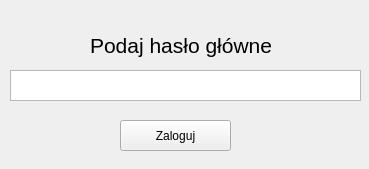
This is login.ui in oldgang/Password_Manager_PyQt5 as Qt 5 draws it before an edit. The edited form follows.
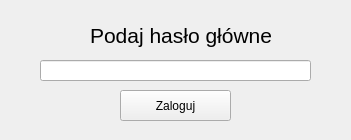
This is the edited form.

Commit message: Login widget changes Changed QtextEdit to QlineEdit. Added autofocus on QlineEdit after showing the login widget.

The edit to the form file:
```diff
--- a/login.ui
+++ b/login.ui
@@ -6,8 +6,8 @@
    <rect>
     <x>0</x>
     <y>0</y>
-    <width>369</width>
-    <height>169</height>
+    <width>351</width>
+    <height>140</height>
    </rect>
   </property>
   <property name="windowTitle">
@@ -17,7 +17,7 @@
    <property name="geometry">
     <rect>
      <x>90</x>
-     <y>20</y>
+     <y>10</y>
      <width>191</width>
      <height>51</height>
     </rect>
@@ -31,21 +31,11 @@
     <string>Podaj hasło główne</string>
    </property>
   </widget>
-  <widget class="QTextEdit" name="textEdit_login">
-   <property name="geometry">
-    <rect>
-     <x>10</x>
-     <y>70</y>
-     <width>351</width>
-     <height>31</height>
-    </rect>
-   </property>
-  </widget>
   <widget class="QPushButton" name="pushButton_login">
    <property name="geometry">
     <rect>
      <x>120</x>
-     <y>120</y>
+     <y>90</y>
      <width>111</width>
      <height>31</height>
     </rect>
@@ -54,6 +44,16 @@
     <string>Zaloguj</string>
    </property>
   </widget>
+  <widget class="QLineEdit" name="lineEdit_login">
+   <property name="geometry">
+    <rect>
+     <x>40</x>
+     <y>60</y>
+     <width>271</width>
+     <height>21</height>
+    </rect>
+   </property>
+  </widget>
  </widget>
  <resources/>
  <connections/>
```
The commit also changes 3 other files.
